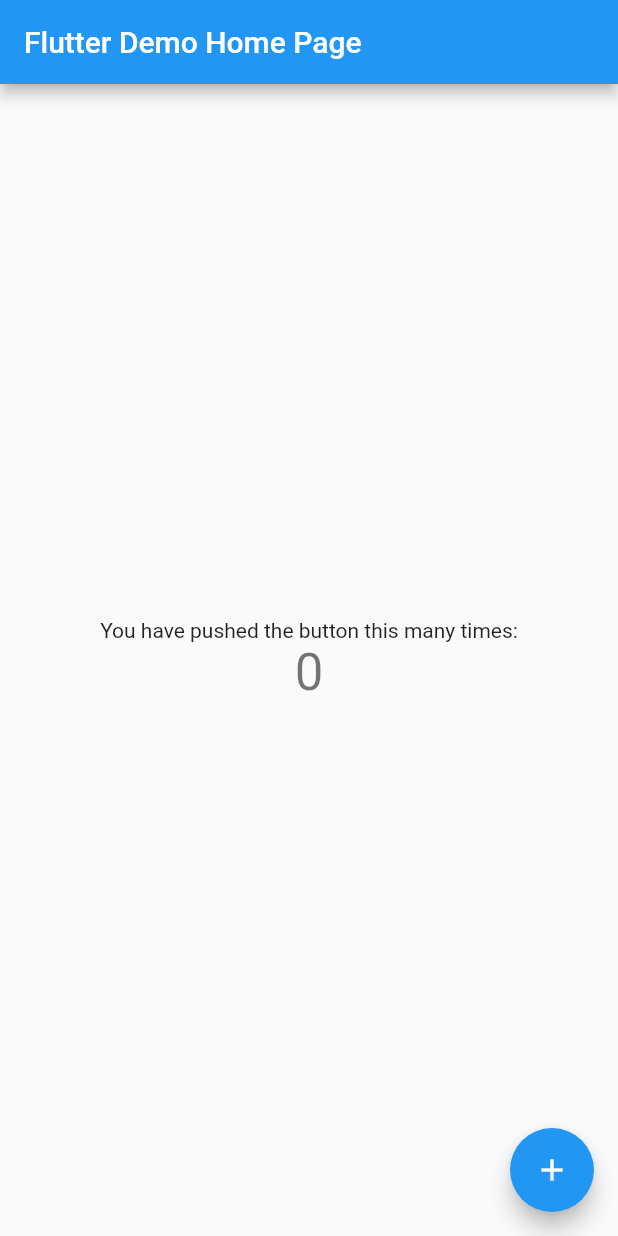
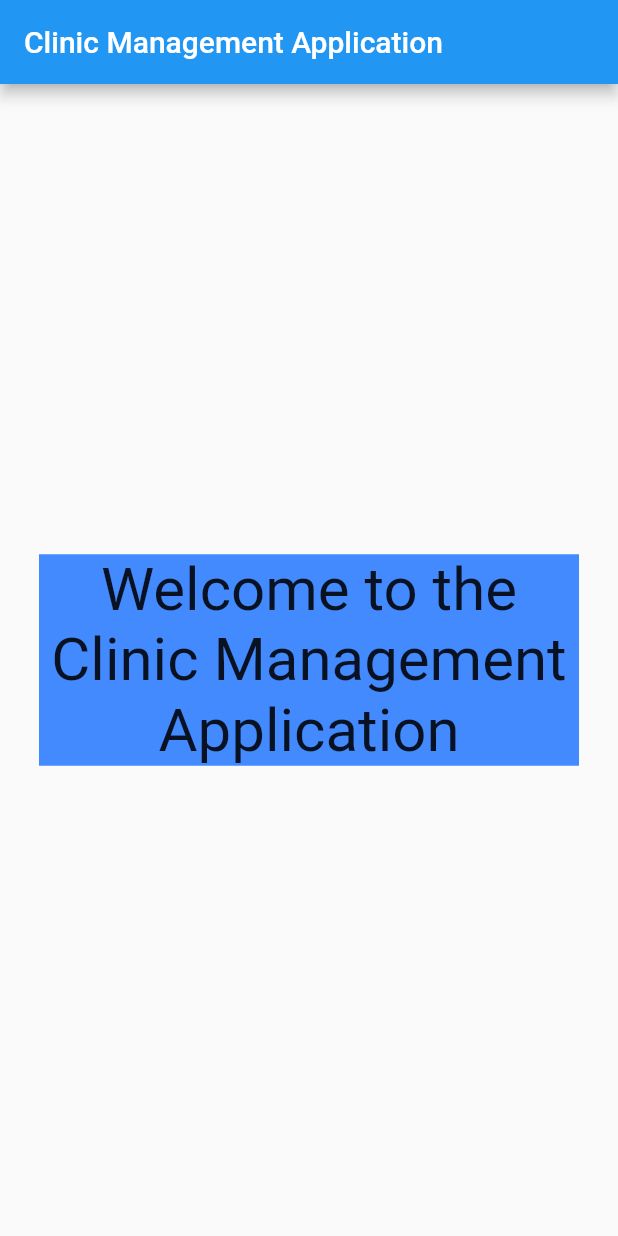
Before and after one commit to SibaGxolo/ClinicManagementApplication, a Flutter app: the screen it shows after launch, on a phone screen of 412 x 824 dp. Run offline on Flutter 3.47's test engine with Material 2 defaults, Android fonts, the phone set to English and light mode, and no system bars.

Commit message:
Second Commit

```diff
--- a/lib/main.dart
+++ b/lib/main.dart
@@ -1,115 +1,26 @@
+// ignore_for_file: prefer_const_constructors
+
 import 'package:flutter/material.dart';
 
 void main() {
-  runApp(const MyApp());
-}
-
-class MyApp extends StatelessWidget {
-  const MyApp({Key? key}) : super(key: key);
-
-  // This widget is the root of your application.
-  @override
-  Widget build(BuildContext context) {
-    return MaterialApp(
-      title: 'Flutter Demo',
-      theme: ThemeData(
-        // This is the theme of your application.
-        //
-        // Try running your application with "flutter run". You'll see the
-        // application has a blue toolbar. Then, without quitting the app, try
-        // changing the primarySwatch below to Colors.green and then invoke
-        // "hot reload" (press "r" in the console where you ran "flutter run",
-        // or simply save your changes to "hot reload" in a Flutter IDE).
-        // Notice that the counter didn't reset back to zero; the application
-        // is not restarted.
-        primarySwatch: Colors.blue,
-      ),
-      home: const MyHomePage(title: 'Flutter Demo Home Page'),
-    );
-  }
-}
-
-class MyHomePage extends StatefulWidget {
-  const MyHomePage({Key? key, required this.title}) : super(key: key);
-
-  // This widget is the home page of your application. It is stateful, meaning
-  // that it has a State object (defined below) that contains fields that affect
-  // how it looks.
-
-  // This class is the configuration for the state. It holds the values (in this
-  // case the title) provided by the parent (in this case the App widget) and
-  // used by the build method of the State. Fields in a Widget subclass are
-  // always marked "final".
-
-  final String title;
-
-  @override
-  State<MyHomePage> createState() => _MyHomePageState();
-}
-
-class _MyHomePageState extends State<MyHomePage> {
-  int _counter = 0;
-
-  void _incrementCounter() {
-    setState(() {
-      // This call to setState tells the Flutter framework that something has
-      // changed in this State, which causes it to rerun the build method below
-      // so that the display can reflect the updated values. If we changed
-      // _counter without calling setState(), then the build method would not be
-      // called again, and so nothing would appear to happen.
-      _counter++;
-    });
-  }
-
-  @override
-  Widget build(BuildContext context) {
-    // This method is rerun every time setState is called, for instance as done
-    // by the _incrementCounter method above.
-    //
-    // The Flutter framework has been optimized to make rerunning build methods
-    // fast, so that you can just rebuild anything that needs updating rather
-    // than having to individually change instances of widgets.
-    return Scaffold(
-      appBar: AppBar(
-        // Here we take the value from the MyHomePage object that was created by
-        // the App.build method, and use it to set our appbar title.
-        title: Text(widget.title),
-      ),
-      body: Center(
-        // Center is a layout widget. It takes a single child and positions it
-        // in the middle of the parent.
-        child: Column(
-          // Column is also a layout widget. It takes a list of children and
-          // arranges them vertically. By default, it sizes itself to fit its
-          // children horizontally, and tries to be as tall as its parent.
-          //
-          // Invoke "debug painting" (press "p" in the console, choose the
-          // "Toggle Debug Paint" action from the Flutter Inspector in Android
-          // Studio, or the "Toggle Debug Paint" command in Visual Studio Code)
-          // to see the wireframe for each widget.
-          //
-          // Column has various properties to control how it sizes itself and
-          // how it positions its children. Here we use mainAxisAlignment to
-          // center the children vertically; the main axis here is the vertical
-          // axis because Columns are vertical (the cross axis would be
-          // horizontal).
-          mainAxisAlignment: MainAxisAlignment.center,
-          children: <Widget>[
-            const Text(
-              'You have pushed the button this many times:',
+  runApp(
+    MaterialApp(
+      home: Scaffold(
+        appBar: AppBar (
+          title: Text('Clinic Management Application'),
+        ),
+        body: Center(
+          child: Container(
+            width: 360,
+            color: Colors.blueAccent,
+            child: Text(
+            'Welcome to the Clinic Management Application',
+            textAlign: TextAlign.center,
+            style: TextStyle(fontSize: 40),
             ),
-            Text(
-              '$_counter',
-              style: Theme.of(context).textTheme.headline4,
-            ),
-          ],
+          ),
         ),
       ),
-      floatingActionButton: FloatingActionButton(
-        onPressed: _incrementCounter,
-        tooltip: 'Increment',
-        child: const Icon(Icons.add),
-      ), // This trailing comma makes auto-formatting nicer for build methods.
-    );
-  }
+    ),
+  );
 }
```
